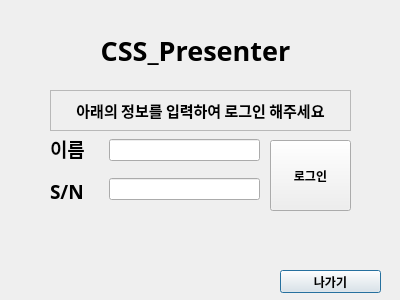
theodore-choi/2021-1-ISECD-Team10, file CSS/PR_LOGIN.ui: the form before one commit.
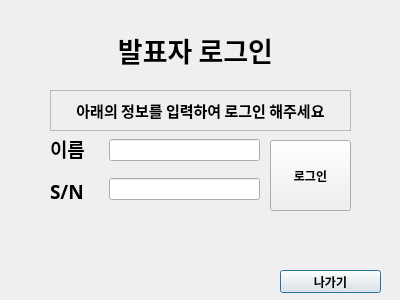
The form after the commit.

Diff of the .ui file:
```diff
--- a/CSS/PR_LOGIN.ui
+++ b/CSS/PR_LOGIN.ui
@@ -37,7 +37,7 @@
     </font>
    </property>
    <property name="text">
-    <string>&lt;html&gt;&lt;head/&gt;&lt;body&gt;&lt;p align=&quot;center&quot;&gt;CSS_Presenter&lt;/p&gt;&lt;/body&gt;&lt;/html&gt;</string>
+    <string>&lt;html&gt;&lt;head/&gt;&lt;body&gt;&lt;p align=&quot;center&quot;&gt;발표자 로그인&lt;/p&gt;&lt;/body&gt;&lt;/html&gt;</string>
    </property>
   </widget>
   <widget class="QWidget" name="verticalLayoutWidget_2">
```
